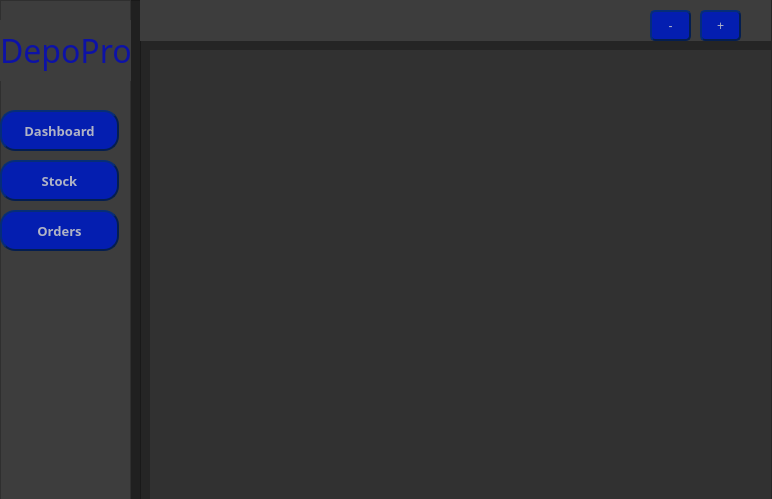
Before: the Qt Designer form DepoPro/DepoPro.ui in AlexOfRivia/DepoPro, drawn with Qt 5.
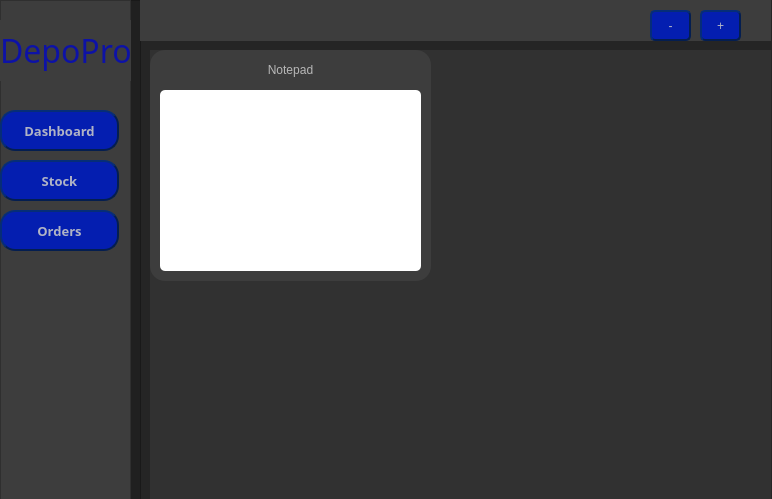
After: the same form once the commit is applied.

Commit message: Added a notepad widget to the Dashboard

Patch:
```diff
--- a/DepoPro/DepoPro.ui
+++ b/DepoPro/DepoPro.ui
@@ -398,6 +398,67 @@
      <number>1</number>
     </property>
    </widget>
+   <widget class="QFrame" name="NotepadFrame">
+    <property name="geometry">
+     <rect>
+      <x>150</x>
+      <y>50</y>
+      <width>281</width>
+      <height>231</height>
+     </rect>
+    </property>
+    <property name="styleSheet">
+     <string notr="true">QFrame
+{
+	background-color: rgb(61,61,61);
+	border-style: inset;
+	border-radius: 15px;
+}</string>
+    </property>
+    <property name="frameShape">
+     <enum>QFrame::Shape::StyledPanel</enum>
+    </property>
+    <property name="frameShadow">
+     <enum>QFrame::Shadow::Raised</enum>
+    </property>
+    <widget class="QTextEdit" name="textEdit">
+     <property name="geometry">
+      <rect>
+       <x>10</x>
+       <y>40</y>
+       <width>261</width>
+       <height>181</height>
+      </rect>
+     </property>
+     <property name="styleSheet">
+      <string notr="true">QTextEdit
+{
+	background-color: white;
+	border-radius:5px
+}</string>
+     </property>
+    </widget>
+    <widget class="QLabel" name="label">
+     <property name="geometry">
+      <rect>
+       <x>10</x>
+       <y>10</y>
+       <width>261</width>
+       <height>21</height>
+      </rect>
+     </property>
+     <property name="styleSheet">
+      <string notr="true">QLabel
+{
+	font: 700 12pt &quot;Britannic&quot;;
+	color: rgba(200,200,200,225);
+}</string>
+     </property>
+     <property name="text">
+      <string>&lt;html&gt;&lt;head/&gt;&lt;body&gt;&lt;p align=&quot;center&quot;&gt;Notepad&lt;/p&gt;&lt;/body&gt;&lt;/html&gt;</string>
+     </property>
+    </widget>
+   </widget>
   </widget>
  </widget>
  <layoutdefault spacing="6" margin="11"/>
```
Left out of the diff: 144 changed lines with no effect on the pictures.
